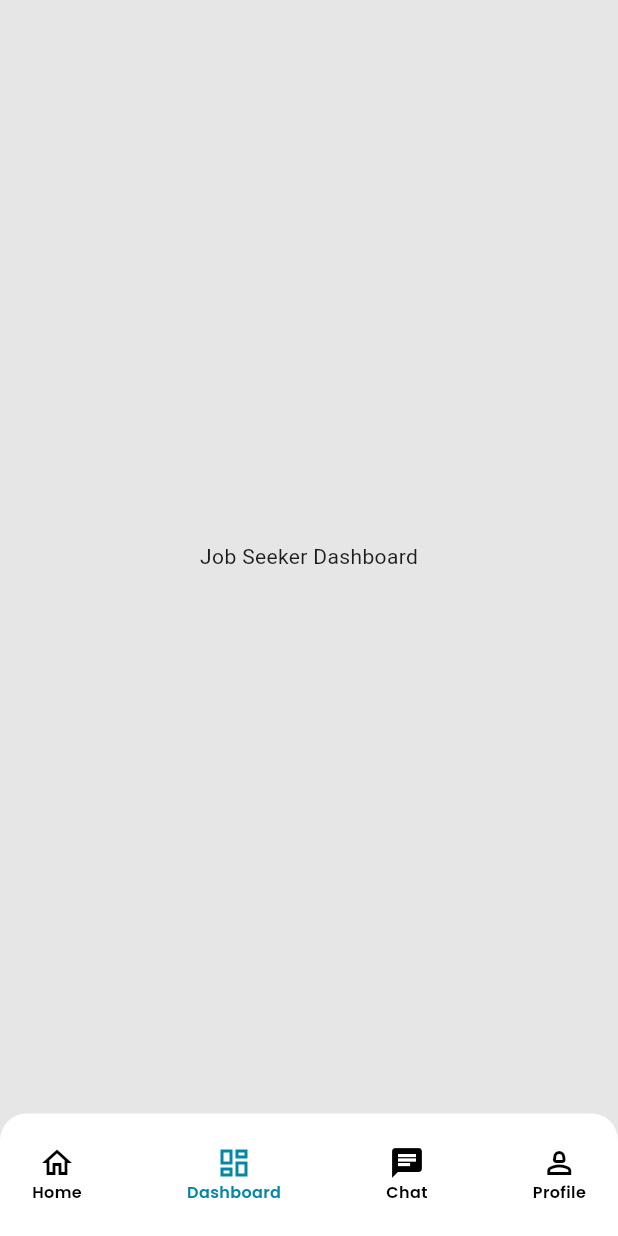
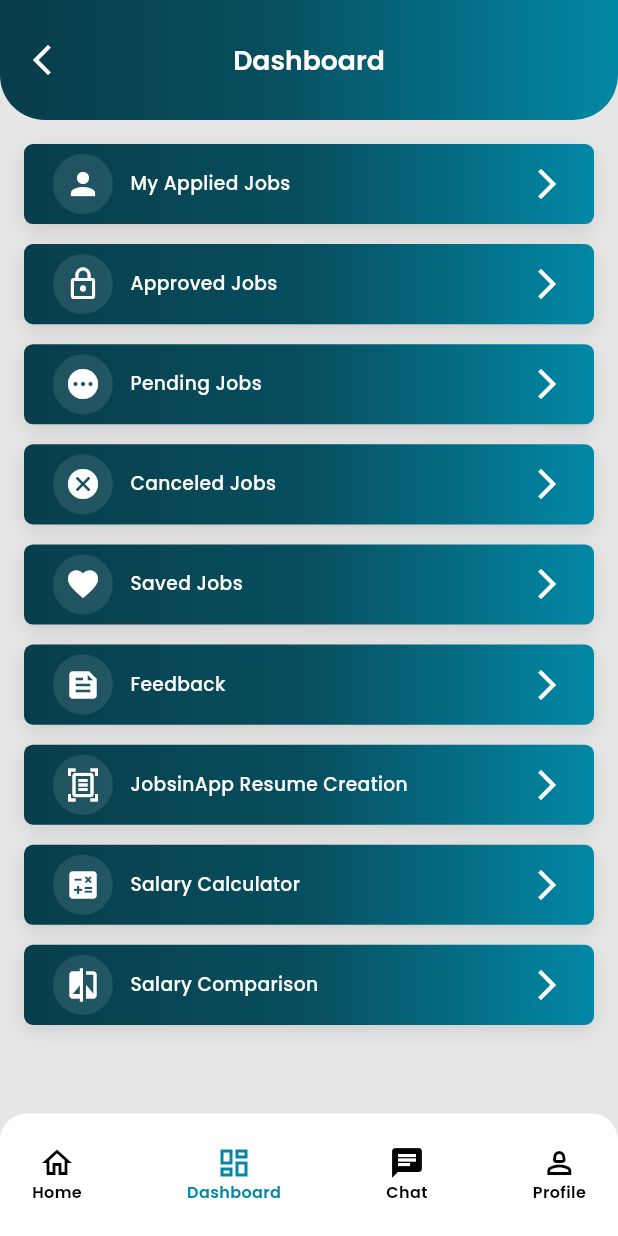
Before and after one commit to mehdisparktech/zasulehry_job_seeker, a Flutter app: the JobSeekerDeshboaredScreen screen opened by its route, on a phone screen of 412 x 824 dp. Run offline on Flutter 3.47's test engine with Material 3 defaults, Android fonts, the phone set to English and light mode, and no system bars; our stand-ins replace cached_network_image, dio, flutter_dotenv, flutter_html, flutter_local_notifications, flutter_screenutil and 11 more; accounts and stored records are empty; network calls fail.

Commit message:
deshboard item add

```diff
--- a/lib/core/constants/app_string.dart
+++ b/lib/core/constants/app_string.dart
@@ -79,4 +79,14 @@
   static const String getStarted = "Get Started";
   static const String forgotPasswordSubtitle = "enter your email address";
   static const String language = "Language";
+  static const String dashboard = "Dashboard";
+  static const String myAppliedJobs = "My Applied Jobs";
+  static const String approvedJobs = "Approved Jobs";
+  static const String pendingJobs = "Pending Jobs";
+  static const String canceledJobs = "Canceled Jobs";
+  static const String savedJobs = "Saved Jobs";
+  static const String feedback = "Feedback";
+  static const String jobsinAppResumeCreation = "JobsinApp Resume Creation";
+  static const String salaryCalculator = "Salary Calculator";
+  static const String salaryComparison = "Salary Comparison";
 }
--- a/lib/features/jobseeker/dashboard/presentation/screen/job_seeker_deshboared_screen.dart
+++ b/lib/features/jobseeker/dashboard/presentation/screen/job_seeker_deshboared_screen.dart
@@ -1,5 +1,8 @@
 import 'package:flutter/material.dart';
+import 'package:zasulehry_job_seeker/core/component/appbar/common_app_bar.dart';
 import 'package:zasulehry_job_seeker/core/component/bottom_nav_bar/common_bottom_bar.dart';
+import 'package:zasulehry_job_seeker/core/component/other_widgets/item.dart';
+import 'package:zasulehry_job_seeker/core/constants/app_string.dart';
 
 class JobSeekerDeshboaredScreen extends StatelessWidget {
   const JobSeekerDeshboaredScreen({super.key});
@@ -7,7 +10,68 @@
   @override
   Widget build(BuildContext context) {
     return Scaffold(
-      body: Center(child: Text('Job Seeker Dashboard')),
+      appBar: CommonAppBar(title: AppString.dashboard, isBackButton: false),
+      body: SingleChildScrollView(
+        child: Padding(
+          padding: const EdgeInsets.all(16.0),
+          child: Column(
+            children: [
+              Item(
+                icon: Icons.person,
+                title: AppString.myAppliedJobs,
+                onTap: () {},
+              ),
+
+              /// Change password Item here
+              Item(
+                title: AppString.approvedJobs,
+                icon: Icons.lock_outline,
+                onTap: () {},
+              ),
+
+              /// Terms of Service Item here
+              Item(
+                title: AppString.pendingJobs,
+                icon: Icons.pending,
+                onTap: () {},
+              ),
+
+              /// Privacy Policy Item here
+              Item(
+                onTap: () {},
+                title: AppString.canceledJobs,
+                icon: Icons.cancel,
+              ),
+
+              /// Delete Account Item here
+              Item(
+                title: AppString.savedJobs,
+                icon: Icons.favorite,
+                onTap: () {},
+              ),
+
+              Item(icon: Icons.feed, title: AppString.feedback, onTap: () {}),
+
+              /// Log Out item here
+              Item(
+                icon: Icons.document_scanner_outlined,
+                title: AppString.jobsinAppResumeCreation,
+                onTap: () {},
+              ),
+              Item(
+                icon: Icons.calculate,
+                title: AppString.salaryCalculator,
+                onTap: () {},
+              ),
+              Item(
+                icon: Icons.compare,
+                title: AppString.salaryComparison,
+                onTap: () {},
+              ),
+            ],
+          ),
+        ),
+      ),
       bottomNavigationBar: CommonBottomNavBar(currentIndex: 1),
     );
   }
```
Also changed, not shown: lib/features/common/auth/forgot password/presentation/screen/create_password.dart (+8 -9 lines), lib/features/jobseeker/home/presentation/screen/view_job_details_screen.dart (+61 -35 lines).
